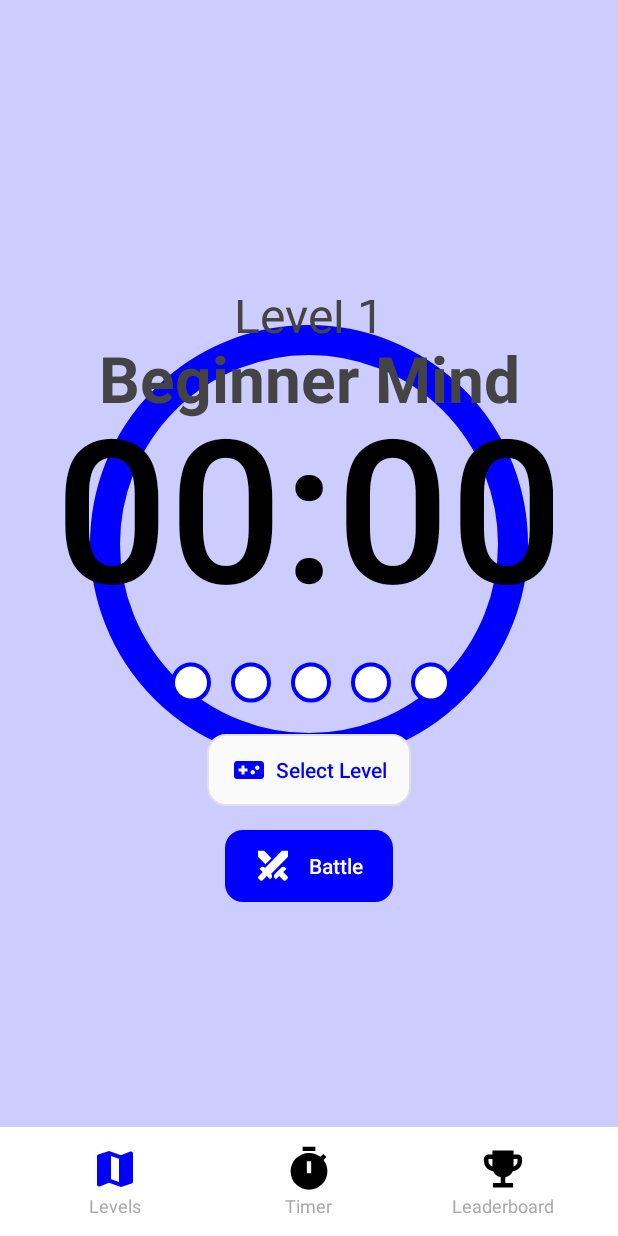
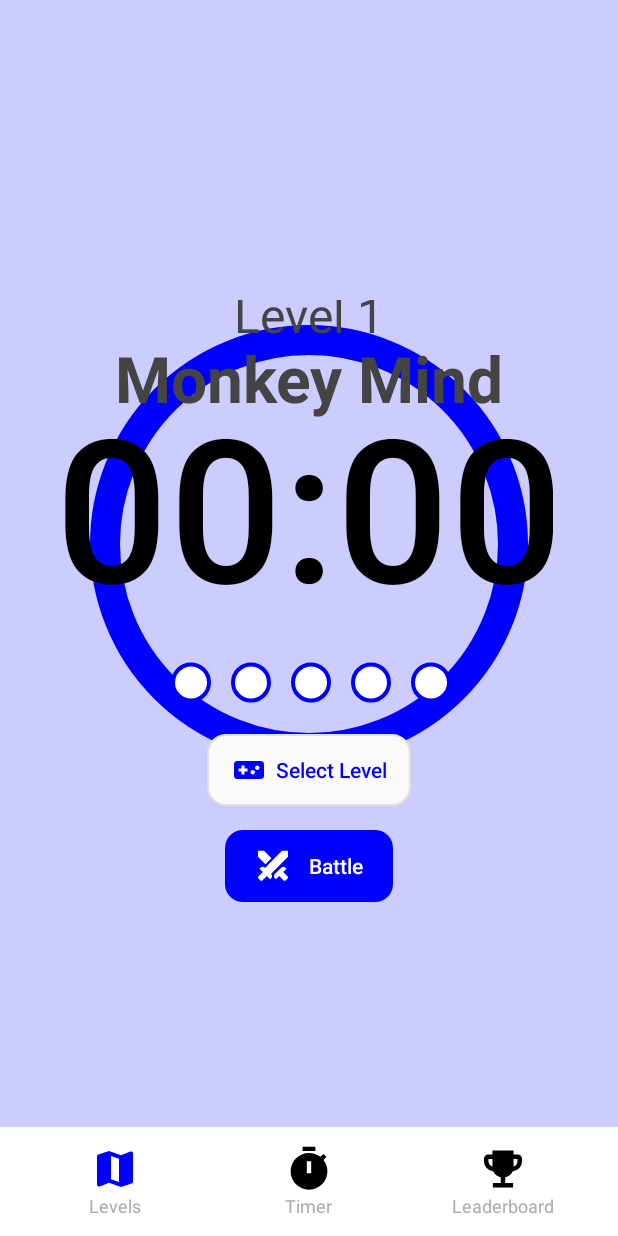
Before and after one commit to Rodarbal/productivity-app, an Android app built with Jetpack Compose: the screen it shows after launch (LevelsActivity), after a tap on an icon or button, on a phone screen of 412 x 824 dp. Run offline under Robolectric (Android 15) with nearby library versions, the phone set to English and light mode, and no system bars.

```diff
--- a/app/src/main/java/com/example/productivityapp/LevelState.kt
+++ b/app/src/main/java/com/example/productivityapp/LevelState.kt
@@ -8,13 +8,46 @@ object LevelState {
         val colour: Int,
         val timeMillis: Long,
         val location: Int,
+        val uiColor: Int,
+        val name: String,
+        val level: String,
         var selected: Boolean
     )
 
+//    val levels = mutableListOf(
+//        Level(colour = "#ccccff".toColorInt(), timeMillis = 10000L, location = 0, uiColor="#0000ff".toColorInt(), name="Beginner Mind", level="1", selected = true),
+//        Level(colour = android.graphics.Color.RED, timeMillis = 15000L, location = 1, selected = false),
+//        Level(colour = android.graphics.Color.GREEN, timeMillis = 20000L, location = 2, selected = false)
+//    )
+
     val levels = mutableListOf(
-        Level(colour = "#ccccff".toColorInt(), timeMillis = 10000L, location = 0, selected = true),
-        Level(colour = android.graphics.Color.RED, timeMillis = 15000L, location = 1, selected = false),
-        Level(colour = android.graphics.Color.GREEN, timeMillis = 20000L, location = 2, selected = false)
+        Level(
+            colour = "#ccccff".toColorInt(),
+            timeMillis = 10000L,
+            location = 0,
+            uiColor = "#0000ff".toColorInt(),
+            name = "Monkey Mind",
+            level = "Level 1",
+            selected = true
+        ),
+        Level(
+            colour = "#ffe5e5".toColorInt(),
+            timeMillis = 15000L,
+            location = 1,
+            uiColor = "#ff4d4d".toColorInt(),
+            name = "Noob",
+            level = "Level 2",
+            selected = false
+        ),
+        Level(
+            colour = "#e6ffe6".toColorInt(),
+            timeMillis = 20000L,
+            location = 2,
+            uiColor = "#00cc44".toColorInt(),
+            name = "Average",
+            level = "Level 3",
+            selected = false
+        )
     )
 
     fun getSelectedLevel(): Level? = levels.find { it.selected }
--- a/app/src/main/java/com/example/productivityapp/TimerRingView.kt
+++ b/app/src/main/java/com/example/productivityapp/TimerRingView.kt
@@ -15,6 +15,11 @@ class TimerRingView @JvmOverloads constructor(
     attrs: AttributeSet? = null,
     defStyle: Int = 0
 ) : View(context, attrs, defStyle) {
+
+    /** Label for the level, e.g., "Level 1". Can be set dynamically. */
+    var levelLabel: String = "Level 1"
+    /** Name for the level, e.g., "Beginner Mind". Can be set dynamically. */
+    var levelName: String = "Beginner Mind"
 
     var onTimerFinished: (() -> Unit)? = null
 
@@ -55,6 +60,13 @@ class TimerRingView @JvmOverloads constructor(
         strokeWidth = 30f
         strokeCap = Paint.Cap.ROUND
     }
+
+    var ringColor: Int
+        get() = progressPaint.color
+        set(value) {
+            progressPaint.color = value
+            invalidate()
+        }
 
     @RequiresApi(Build.VERSION_CODES.P)
     private val textPaint = Paint(Paint.ANTI_ALIAS_FLAG).apply {
@@ -166,16 +178,16 @@ class TimerRingView @JvmOverloads constructor(
             textAlign = Paint.Align.CENTER
             typeface = Typeface.create(Typeface.DEFAULT, Typeface.NORMAL)
         }
-        canvas.drawText("Level 1", centerX, centerY - 230f, levelPaint)
+        canvas.drawText(levelLabel, centerX, centerY - 230f, levelPaint)
 
-        // Second line: "Beginner Mind"
+        // Second line: level name
         val titlePaint = Paint(Paint.ANTI_ALIAS_FLAG).apply {
             color = Color.DKGRAY
             textSize = 64f
             textAlign = Paint.Align.CENTER
             typeface = Typeface.create(Typeface.DEFAULT, Typeface.BOLD)
         }
-        canvas.drawText("Beginner Mind", centerX, centerY - 160f, titlePaint)
+        canvas.drawText(levelName, centerX, centerY - 160f, titlePaint)
 
         // Third line: timer text (already in place)
         canvas.drawText(timeText, centerX, centerY + 20f, textPaint)
--- a/app/src/main/java/com/example/productivityapp/ui/theme/LevelsActivity.kt
+++ b/app/src/main/java/com/example/productivityapp/ui/theme/LevelsActivity.kt
@@ -1,4 +1,6 @@
 package com.example.productivityapp.ui.theme
+import android.widget.TextView
+import android.annotation.SuppressLint
 import android.content.Intent
 import android.os.Bundle
 import android.widget.ImageView
@@ -22,6 +24,9 @@ class LevelsActivity : AppCompatActivity() {
         val viewPager = findViewById<ViewPager2>(R.id.viewPager)
         viewPager.orientation = ViewPager2.ORIENTATION_VERTICAL
         viewPager.adapter = LevelPagerAdapter(this)
+        val sortedLevels = LevelState.levels.sortedByDescending { it.location }
+        val selectedIndex = sortedLevels.indexOfFirst { it.selected }
+        viewPager.setCurrentItem(selectedIndex, false)
 
         // Set the timerButton click listener here (outside adapter)
         val timerButton = findViewById<View>(R.id.timerButton)
@@ -41,12 +46,18 @@ class LevelsActivity : AppCompatActivity() {
 
         override fun getItemCount(): Int = LevelState.levels.size
 
+        @SuppressLint("NotifyDataSetChanged")
         override fun onBindViewHolder(holder: LevelViewHolder, position: Int) {
-            val level = LevelState.levels[position]
+            val level = LevelState.levels.sortedByDescending { it.location }[position]
             val timerRing = holder.itemView.findViewById<TimerRingView>(R.id.timerRing)
             // val levelButton = holder.itemView.findViewById<View>(R.id.timerButton)
             // The timerButton click listener is now handled in onCreate()
 
+            val selectButton = holder.itemView.findViewById<View>(R.id.selectLevel)
+            selectButton?.setOnClickListener {
+                LevelState.selectLevel(level.location)
+                notifyDataSetChanged()
+            }
 
             // dummy timer
             timerRing.syncFromState = false
@@ -57,6 +68,11 @@ class LevelsActivity : AppCompatActivity() {
 
             // Set background color based solely on the colour property
             holder.itemView.setBackgroundColor(level.colour)
+
+            timerRing.ringColor = level.uiColor
+            timerRing.levelLabel = level.level
+            timerRing.levelName = level.name
+
         }
 
         inner class LevelViewHolder(view: View) : RecyclerView.ViewHolder(view)
```
